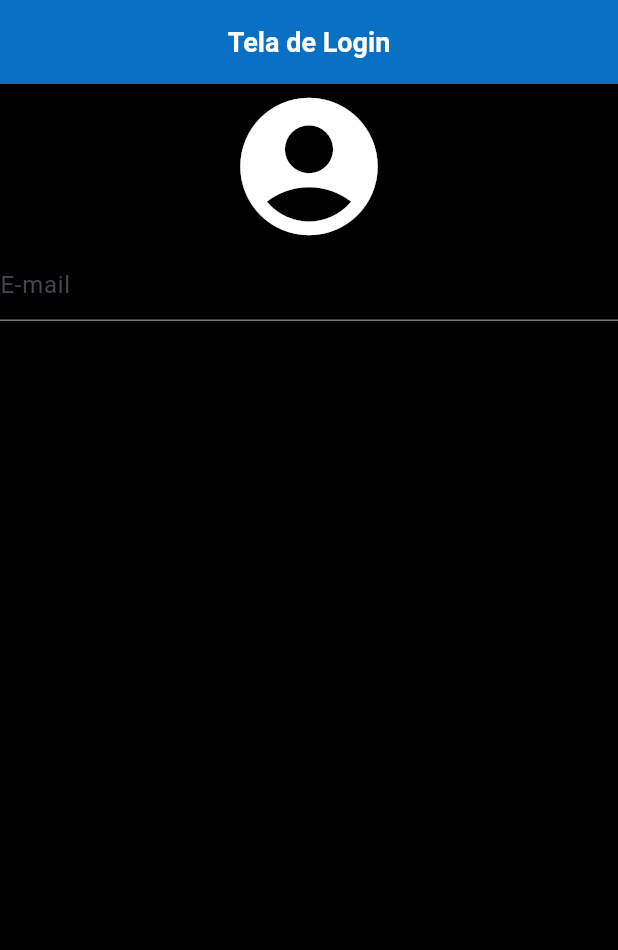
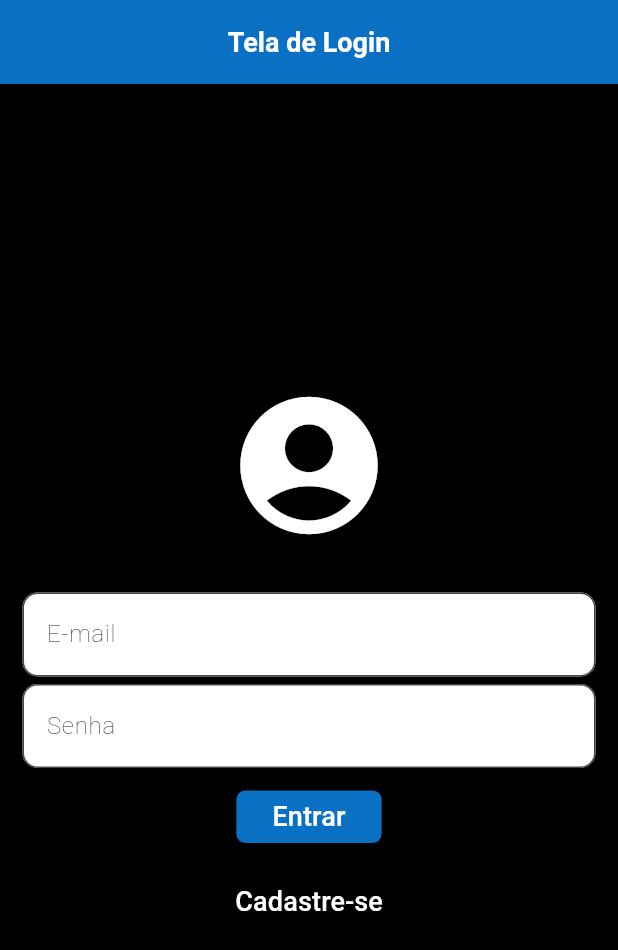
Before and after one commit to mcoutinho77/Dart, a Flutter app: the screen it shows after launch, on a phone screen of 412 x 824 dp. Shown: the top 950 px of the screen. Run offline on Flutter 3.47's test engine with Material 3 defaults, Android fonts, the phone set to English and light mode, and no system bars.

Commit message:
segundo do commit

```diff
--- a/lib/main.dart
+++ b/lib/main.dart
@@ -10,7 +10,7 @@
 }
 
 class Login extends StatefulWidget {
-  const Login({super.key});
+  const Login({Key? key}) : super(key: key);
 
   @override
   State<Login> createState() => _LoginState();
@@ -33,7 +33,10 @@
           ),
         ),
       ),
-        body: Form(
+      body: Center(
+        child: SingleChildScrollView(
+          padding: const EdgeInsets.fromLTRB(15, 0, 15, 0),
+          child: Form(
             child: Column(
               children: [
                 const Icon(
@@ -41,15 +44,86 @@
                   color: Colors.white,
                   size: 110,
                 ),
+                const SizedBox(height: 30),
                 TextFormField(
-                decoration:const InputDecoration(
+                  decoration: InputDecoration(
                     hintText: "E-mail",
                     fillColor: Colors.white,
-              )
+                    filled: true,
+                    hintStyle: const TextStyle(
+                      color: Colors.black,
+                      fontWeight: FontWeight.w200,
+                      fontSize: 16,
+                    ),
+                    border: OutlineInputBorder(
+                      borderRadius: BorderRadius.circular(10),
+                    ),
+                  ),
+                  style: const TextStyle(
+                    color: Colors.black,
+                    fontWeight: FontWeight.w200,
+                    fontSize: 16,
+                  ),
+                ),
+                const SizedBox(height: 5),
+                TextFormField(
+                  decoration: InputDecoration(
+                    hintText: "Senha",
+                    fillColor: Colors.white,
+                    filled: true,
+                    hintStyle: const TextStyle(
+                      color: Colors.black,
+                      fontWeight: FontWeight.w200,
+                      fontSize: 16,
+                    ),
+                    border: OutlineInputBorder(
+                      borderRadius: BorderRadius.circular(10),
+                    ),
+                  ),
+                  style: const TextStyle(
+                    color: Colors.black,
+                    fontWeight: FontWeight.w200,
+                    fontSize: 16,
+                  ),
+                  obscureText: true,
+                ),
+                Padding(
+                  padding: const EdgeInsets.only(top: 15, bottom: 15),
+                  child: SizedBox(
+                    height: 35,
+                    child: ElevatedButton(
+                      onPressed: () {},
+                      style: ElevatedButton.styleFrom(
+                          backgroundColor:
+                              const Color.fromARGB(255, 9, 112, 196),
+                          shape: RoundedRectangleBorder(
+                            borderRadius: BorderRadius.circular(6),
+                          )),
+                      child: const Text(
+                        "Entrar",
+                        style: TextStyle(
+                          color: Colors.white,
+                          fontSize: 18,
+                        ),
+                      ),
+                    ),
+                  ),
+                ),
+                TextButton(
+                  onPressed: () {},
+                  child: const Text(
+                    "Cadastre-se",
+                    style: TextStyle(
+                      color: Colors.white,
+                      fontSize: 18,
+                    ),
+                  ),
                 ),
               ],
             ),
-      )
+          ),
+        ),
+      ),
     );
   }
 }
```
Lines whose indentation alone changed are shown as unchanged.
